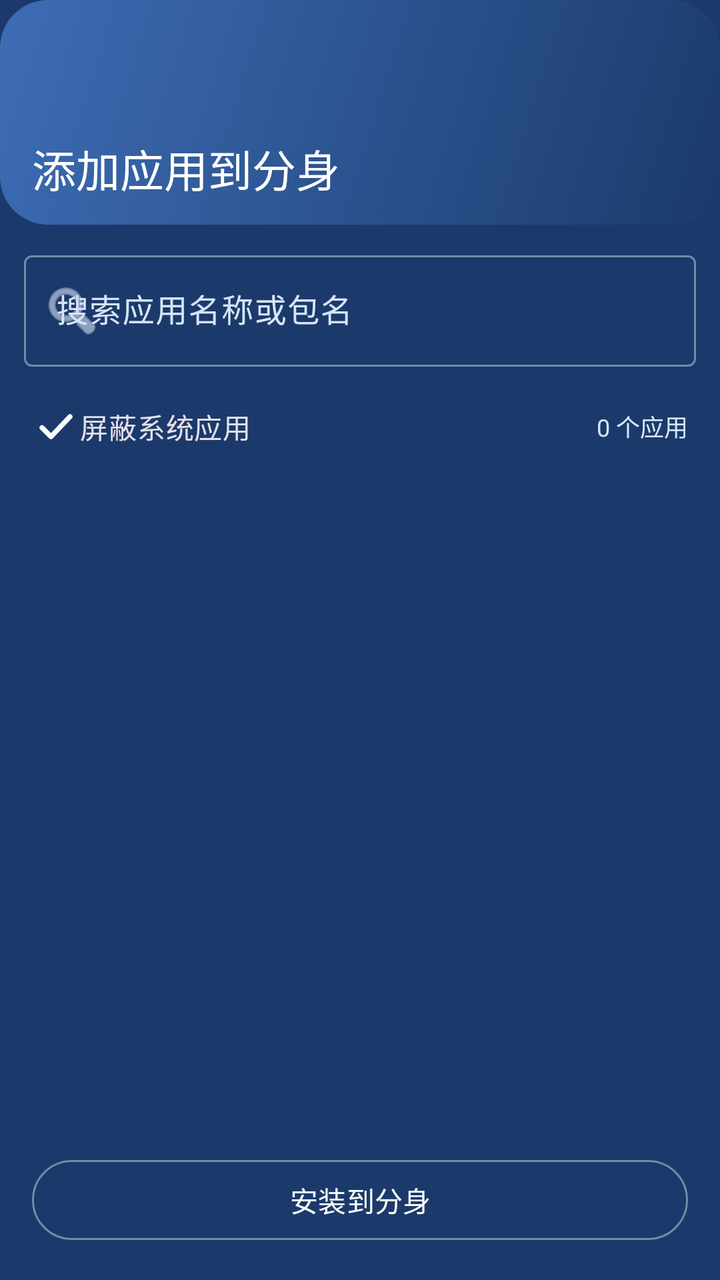
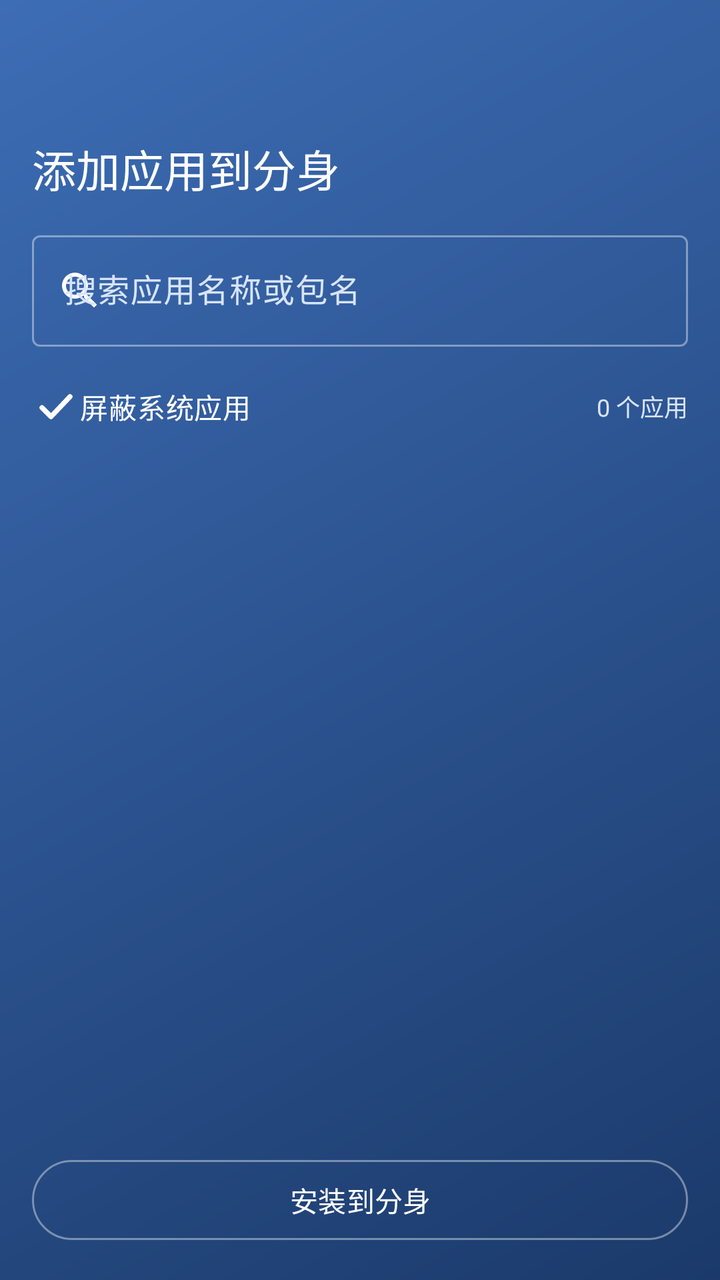

Screens rendered from an Android XML layout before and after an edit, with the pre-edit source and the edit as a unified diff.
<!-- AndroidManifest.xml: application theme Theme.CloneManager -->
<!-- res/layout/activity_add_apps.xml -->
<?xml version="1.0" encoding="utf-8"?>
<LinearLayout xmlns:android="http://schemas.android.com/apk/res/android"
    xmlns:app="http://schemas.android.com/apk/res-auto"
    android:layout_width="match_parent"
    android:layout_height="match_parent"
    android:orientation="vertical"
    android:background="?android:colorBackground">

    <com.google.android.material.appbar.MaterialToolbar
        android:id="@+id/toolbar"
        android:layout_width="match_parent"
        android:layout_height="wrap_content"
        android:background="@drawable/bg_hero"
        android:paddingTop="?attr/actionBarSize"
        android:paddingBottom="16dp"
        android:paddingStart="8dp"
        android:paddingEnd="16dp"
        app:titleTextColor="@color/hero_text"
        app:navigationIconTint="@color/hero_text"
        app:title="添加应用到分身" />

    <com.google.android.material.textfield.TextInputLayout
        android:id="@+id/searchLayout"
        android:layout_width="match_parent"
        android:layout_height="wrap_content"
        android:layout_marginStart="12dp"
        android:layout_marginEnd="12dp"
        android:layout_marginTop="10dp"
        app:boxBackgroundMode="outline"
        app:startIconDrawable="@android:drawable/ic_menu_search"
        android:hint="搜索应用名称或包名">

        <com.google.android.material.textfield.TextInputEditText
            android:id="@+id/searchInput"
            android:layout_width="match_parent"
            android:layout_height="wrap_content"
            android:inputType="text"
            android:imeOptions="actionSearch"
            android:maxLines="1" />
    </com.google.android.material.textfield.TextInputLayout>

    <LinearLayout
        android:layout_width="match_parent"
        android:layout_height="wrap_content"
        android:orientation="horizontal"
        android:gravity="center_vertical"
        android:paddingStart="16dp"
        android:paddingEnd="16dp"
        android:paddingTop="6dp"
        android:paddingBottom="2dp">

        <CheckBox
            android:id="@+id/chkHideSystem"
            android:layout_width="0dp"
            android:layout_height="wrap_content"
            android:layout_weight="1"
            android:text="屏蔽系统应用"
            android:checked="true" />

        <TextView
            android:id="@+id/countText"
            android:layout_width="wrap_content"
            android:layout_height="wrap_content"
            android:textSize="12sp"
            android:textColor="?attr/colorOnSurfaceVariant"
            android:text="0 个应用" />
    </LinearLayout>

    <androidx.recyclerview.widget.RecyclerView
        android:id="@+id/addList"
        android:layout_width="match_parent"
        android:layout_height="0dp"
        android:layout_weight="1"
        android:paddingStart="12dp"
        android:paddingEnd="12dp"
        android:clipToPadding="false" />

    <com.google.android.material.button.MaterialButton
        android:id="@+id/btnInstallSelected"
        android:layout_width="match_parent"
        android:layout_height="wrap_content"
        android:layout_margin="16dp"
        android:text="安装到分身" />

</LinearLayout>
<!-- resources referenced by this layout -->
<resources>
  <color name="hero_text">#FFFFFF</color>
  <!-- drawable bg_hero (drawable) -->
  <?xml version="1.0" encoding="utf-8"?>
  <shape xmlns:android="http://schemas.android.com/apk/res/android" android:shape="rectangle">
      <corners android:radius="24dp" />
      <gradient android:startColor="@color/hero_start" android:endColor="@color/hero_end" android:angle="135" />
  </shape>
  <color name="hero_start">#1B3A6B</color>
  <color name="hero_end">#3D6DB5</color>
  <style name="ThemeOverlay.CloneManager.Dialog" parent="ThemeOverlay.Material3.Dialog">
          <item name="colorSurface">#26497F</item>
          <item name="colorOnSurface">#FFFFFF</item>
          <item name="colorOnSurfaceVariant">#D8E4F7</item>
          <item name="colorPrimary">#7FB0FF</item>
          <item name="android:textColorPrimary">#FFFFFF</item>
          <item name="android:textColorSecondary">#D8E4F7</item>
      </style>
  <style name="Widget.CloneManager.Button" parent="Widget.Material3.Button.OutlinedButton">
          <item name="android:textColor">#FFFFFF</item>
          <item name="strokeColor">#66FFFFFF</item>
          <item name="backgroundTint">@android:color/transparent</item>
      </style>
  <style name="Widget.CloneManager.Checkbox" parent="Widget.Material3.CompoundButton.CheckBox">
          <item name="android:button">@drawable/ic_checkbox_selector</item>
      </style>
  <style name="Widget.CloneManager.Tab" parent="Widget.Material3.TabLayout">
          <item name="tabTextColor">#B8C9E8</item>
          <item name="tabSelectedTextColor">#FFFFFF</item>
          <item name="tabIndicatorColor">#FFFFFF</item>
      </style>
  <!-- drawable bg_app_root (drawable) -->
  <?xml version="1.0" encoding="utf-8"?>
  <shape xmlns:android="http://schemas.android.com/apk/res/android"
      android:shape="rectangle">
      <gradient android:startColor="@color/hero_start" android:endColor="@color/hero_end" android:angle="135" android:type="linear" />
  </shape>
  <!-- drawable ic_checkbox_selector (drawable) -->
  <selector xmlns:android="http://schemas.android.com/apk/res/android">
      <item android:state_checked="true" android:drawable="@drawable/ic_check_white" />
      <item android:drawable="@drawable/ic_box_empty" />
  </selector>
  <!-- drawable ic_check_white (drawable) -->
  <vector xmlns:android="http://schemas.android.com/apk/res/android" android:width="24dp" android:height="24dp" android:viewportWidth="24" android:viewportHeight="24">
      <path android:fillColor="#00FFFFFF" android:strokeColor="#FFFFFF" android:strokeWidth="2.5" android:strokeLineCap="round" android:strokeLineJoin="round" android:pathData="M5,12.5 L9.5,17 L19,7" />
  </vector>
  <!-- drawable ic_box_empty (drawable) -->
  <shape xmlns:android="http://schemas.android.com/apk/res/android" android:shape="rectangle">
      <stroke android:width="1.5dp" android:color="#99FFFFFF" />
      <corners android:radius="4dp" />
      <solid android:color="#00FFFFFF" />
      <size android:width="24dp" android:height="24dp" />
  </shape>
  <!-- unchanged entries left out for length: 1 -->
</resources>

<!-- the commit's change to res/layout/activity_add_apps.xml (unified diff, before → after) -->
@@ -1,85 +1,37 @@
 <?xml version="1.0" encoding="utf-8"?>
 <LinearLayout xmlns:android="http://schemas.android.com/apk/res/android"
     xmlns:app="http://schemas.android.com/apk/res-auto"
-    android:layout_width="match_parent"
-    android:layout_height="match_parent"
-    android:orientation="vertical"
-    android:background="?android:colorBackground">
-
-    <com.google.android.material.appbar.MaterialToolbar
-        android:id="@+id/toolbar"
-        android:layout_width="match_parent"
-        android:layout_height="wrap_content"
-        android:background="@drawable/bg_hero"
-        android:paddingTop="?attr/actionBarSize"
-        android:paddingBottom="16dp"
-        android:paddingStart="8dp"
-        android:paddingEnd="16dp"
-        app:titleTextColor="@color/hero_text"
-        app:navigationIconTint="@color/hero_text"
-        app:title="添加应用到分身" />
-
-    <com.google.android.material.textfield.TextInputLayout
-        android:id="@+id/searchLayout"
-        android:layout_width="match_parent"
-        android:layout_height="wrap_content"
-        android:layout_marginStart="12dp"
-        android:layout_marginEnd="12dp"
-        android:layout_marginTop="10dp"
-        app:boxBackgroundMode="outline"
-        app:startIconDrawable="@android:drawable/ic_menu_search"
-        android:hint="搜索应用名称或包名">
-
-        <com.google.android.material.textfield.TextInputEditText
-            android:id="@+id/searchInput"
-            android:layout_width="match_parent"
-            android:layout_height="wrap_content"
-            android:inputType="text"
-            android:imeOptions="actionSearch"
-            android:maxLines="1" />
+    android:layout_width="match_parent" android:layout_height="match_parent"
+    android:orientation="vertical" android:background="?attr/rootBackground">
+    <com.google.android.material.appbar.MaterialToolbar android:id="@+id/toolbar"
+        android:layout_width="match_parent" android:layout_height="wrap_content"
+        android:background="@android:color/transparent" android:paddingTop="?attr/actionBarSize"
+        android:paddingBottom="12dp" android:paddingStart="8dp" android:paddingEnd="16dp"
+        app:titleTextColor="?attr/colorOnSurface" app:navigationIconTint="?attr/colorOnSurface" app:title="添加应用到分身" />
+    <com.google.android.material.textfield.TextInputLayout android:id="@+id/searchLayout"
+        android:layout_width="match_parent" android:layout_height="wrap_content"
+        android:layout_marginStart="16dp" android:layout_marginEnd="16dp" android:layout_marginTop="4dp"
+        app:boxBackgroundMode="outline" app:startIconDrawable="@drawable/ic_search"
+        app:startIconTint="?attr/colorOnSurface" android:hint="搜索应用名称或包名">
+        <com.google.android.material.textfield.TextInputEditText android:id="@+id/searchInput"
+            android:layout_width="match_parent" android:layout_height="wrap_content"
+            android:inputType="text" android:imeOptions="actionSearch" android:maxLines="1"
+            android:textColor="?attr/colorOnSurface" />
     </com.google.android.material.textfield.TextInputLayout>
-
-    <LinearLayout
-        android:layout_width="match_parent"
-        android:layout_height="wrap_content"
-        android:orientation="horizontal"
-        android:gravity="center_vertical"
-        android:paddingStart="16dp"
-        android:paddingEnd="16dp"
-        android:paddingTop="6dp"
-        android:paddingBottom="2dp">
-
-        <CheckBox
-            android:id="@+id/chkHideSystem"
-            android:layout_width="0dp"
-            android:layout_height="wrap_content"
-            android:layout_weight="1"
-            android:text="屏蔽系统应用"
-            android:checked="true" />
-
-        <TextView
-            android:id="@+id/countText"
-            android:layout_width="wrap_content"
-            android:layout_height="wrap_content"
-            android:textSize="12sp"
-            android:textColor="?attr/colorOnSurfaceVariant"
-            android:text="0 个应用" />
+    <LinearLayout android:layout_width="match_parent" android:layout_height="wrap_content"
+        android:orientation="horizontal" android:gravity="center_vertical"
+        android:paddingStart="16dp" android:paddingEnd="16dp" android:paddingTop="6dp" android:paddingBottom="2dp">
+        <CheckBox android:id="@+id/chkHideSystem" android:layout_width="0dp" android:layout_height="wrap_content"
+            android:layout_weight="1" android:text="屏蔽系统应用" android:textColor="?attr/colorOnSurface"
+            android:button="@drawable/ic_checkbox_selector" android:buttonTint="@null" android:checked="true" />
+        <TextView android:id="@+id/countText" android:layout_width="wrap_content" android:layout_height="wrap_content"
+            android:textSize="12sp" android:textColor="?attr/colorOnSurfaceVariant" android:text="0 个应用" />
     </LinearLayout>
-
-    <androidx.recyclerview.widget.RecyclerView
-        android:id="@+id/addList"
-        android:layout_width="match_parent"
-        android:layout_height="0dp"
-        android:layout_weight="1"
-        android:paddingStart="12dp"
-        android:paddingEnd="12dp"
-        android:clipToPadding="false" />
-
-    <com.google.android.material.button.MaterialButton
-        android:id="@+id/btnInstallSelected"
-        android:layout_width="match_parent"
-        android:layout_height="wrap_content"
-        android:layout_margin="16dp"
-        android:text="安装到分身" />
-
+    <androidx.recyclerview.widget.RecyclerView android:id="@+id/addList"
+        android:layout_width="match_parent" android:layout_height="0dp" android:layout_weight="1"
+        android:paddingStart="12dp" android:paddingEnd="12dp" android:clipToPadding="false" />
+    <com.google.android.material.button.MaterialButton android:id="@+id/btnInstallSelected"
+        style="@style/Widget.Material3.Button.OutlinedButton" android:layout_width="match_parent"
+        android:layout_height="wrap_content" android:layout_marginStart="16dp" android:layout_marginEnd="16dp"
+        android:layout_marginBottom="16dp" android:text="安装到分身" />
 </LinearLayout>
<!-- resource entries referenced after the edit -->
@@ -1,12 +1,6 @@
 <!-- resources referenced by this layout -->
 <resources>
   <color name="hero_text">#FFFFFF</color>
-  <!-- drawable bg_hero (drawable) -->
-  <?xml version="1.0" encoding="utf-8"?>
-  <shape xmlns:android="http://schemas.android.com/apk/res/android" android:shape="rectangle">
-      <corners android:radius="24dp" />
-      <gradient android:startColor="@color/hero_start" android:endColor="@color/hero_end" android:angle="135" />
-  </shape>
   <color name="hero_start">#1B3A6B</color>
   <color name="hero_end">#3D6DB5</color>
   <style name="ThemeOverlay.CloneManager.Dialog" parent="ThemeOverlay.Material3.Dialog">
@@ -41,6 +35,10 @@
       <item android:state_checked="true" android:drawable="@drawable/ic_check_white" />
       <item android:drawable="@drawable/ic_box_empty" />
   </selector>
+  <!-- drawable ic_search (drawable) -->
+  <vector xmlns:android="http://schemas.android.com/apk/res/android" android:width="24dp" android:height="24dp" android:viewportWidth="24" android:viewportHeight="24">
+      <path android:fillColor="#FFFFFFFF" android:pathData="M15.5,14h-0.79l-0.28,-0.27C15.41,12.59 16,11.11 16,9.5 16,5.91 13.09,3 9.5,3S3,5.91 3,9.5 5.91,16 9.5,16c1.61,0 3.09,-0.59 4.23,-1.57l0.27,0.28v0.79l5,4.99L20.49,19l-4.99,-5zM9.5,14C7.01,14 5,11.99 5,9.5S7.01,5 9.5,5 14,7.01 14,9.5 11.99,14 9.5,14z" />
+  </vector>
   <!-- drawable ic_check_white (drawable) -->
   <vector xmlns:android="http://schemas.android.com/apk/res/android" android:width="24dp" android:height="24dp" android:viewportWidth="24" android:viewportHeight="24">
       <path android:fillColor="#00FFFFFF" android:strokeColor="#FFFFFF" android:strokeWidth="2.5" android:strokeLineCap="round" android:strokeLineJoin="round" android:pathData="M5,12.5 L9.5,17 L19,7" />
